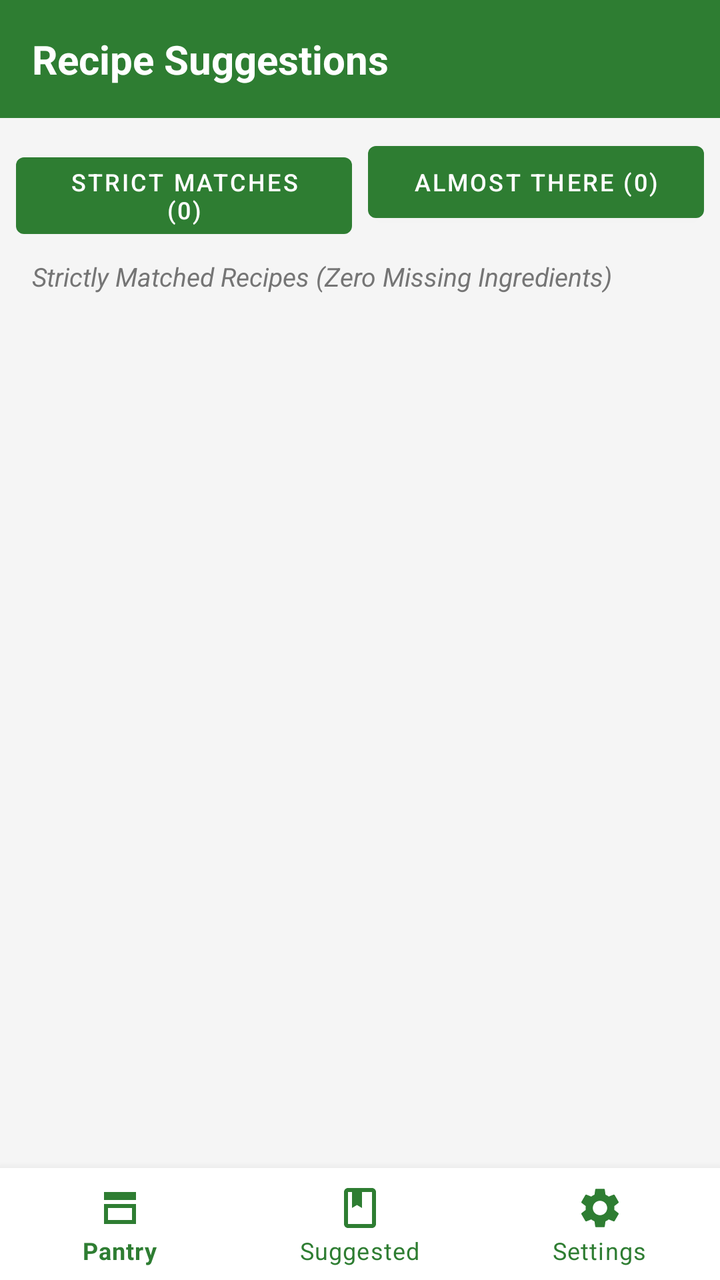
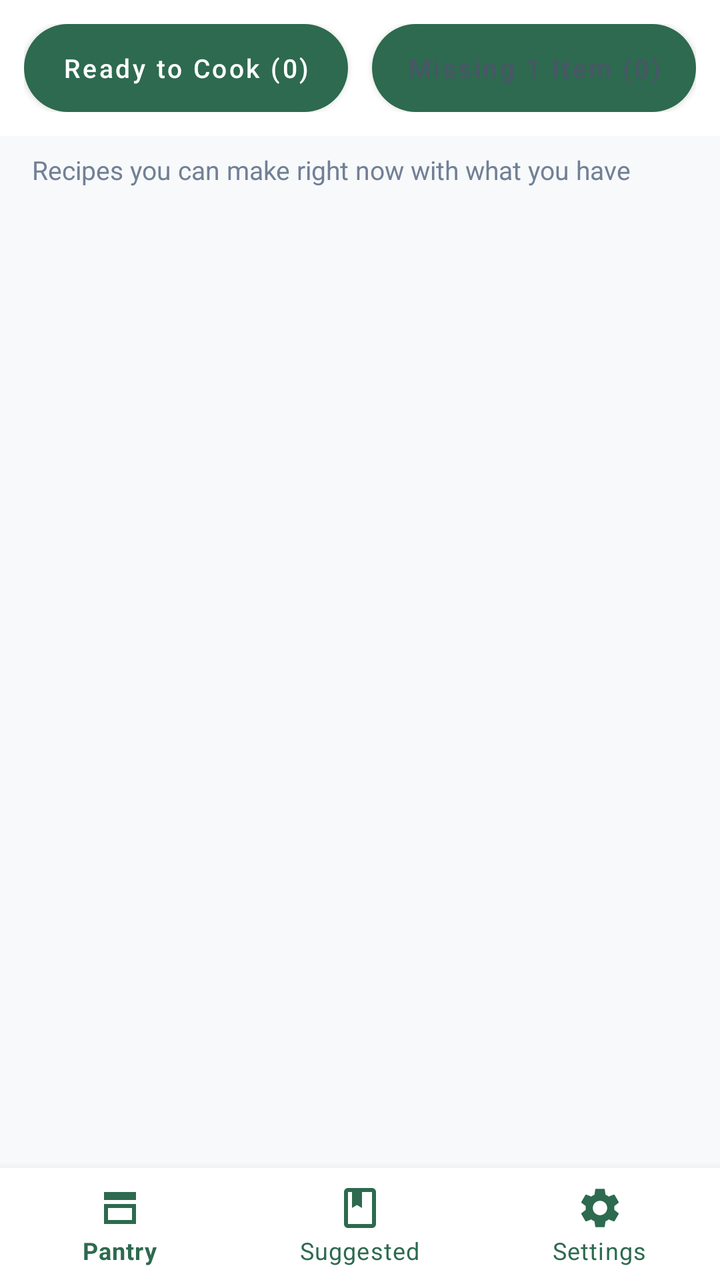

The first picture is an Android layout as it rendered before a commit; the second is the same layout after the commit. The layout source and the unified diff follow.
<!-- AndroidManifest.xml: application theme Theme.SmartPantryManager -->
<!-- res/layout/activity_suggested_recipes.xml -->
<?xml version="1.0" encoding="utf-8"?>
<androidx.constraintlayout.widget.ConstraintLayout xmlns:android="http://schemas.android.com/apk/res/android"
    xmlns:app="http://schemas.android.com/apk/res-auto"
    android:layout_width="match_parent"
    android:layout_height="match_parent"
    android:background="@color/background">

    <TextView
        android:id="@+id/tvHeaderSuggested"
        android:layout_width="match_parent"
        android:layout_height="wrap_content"
        android:background="@color/primary"
        android:padding="16dp"
        android:text="Recipe Suggestions"
        android:textColor="@android:color/white"
        android:textSize="20sp"
        android:textStyle="bold"
        app:layout_constraintTop_toTopOf="parent" />

    <LinearLayout
        android:id="@+id/filterButtonsContainer"
        android:layout_width="match_parent"
        android:layout_height="wrap_content"
        android:orientation="horizontal"
        android:padding="8dp"
        app:layout_constraintTop_toBottomOf="@id/tvHeaderSuggested">

        <Button
            android:id="@+id/btnFilterStrict"
            android:layout_width="0dp"
            android:layout_height="wrap_content"
            android:layout_weight="1"
            android:layout_marginEnd="4dp"
            android:text="Strict Matches (0)"
            android:textSize="12sp"
            android:textColor="@android:color/white" />

        <Button
            android:id="@+id/btnFilterAlmost"
            android:layout_width="0dp"
            android:layout_height="wrap_content"
            android:layout_weight="1"
            android:layout_marginStart="4dp"
            android:text="Almost There (0)"
            android:textSize="12sp"
            android:textColor="@android:color/white" />
    </LinearLayout>

    <TextView
        android:id="@+id/tvFilterHeader"
        android:layout_width="match_parent"
        android:layout_height="wrap_content"
        android:paddingHorizontal="16dp"
        android:paddingVertical="4dp"
        android:text="Strictly Matched Recipes (Zero Missing Ingredients)"
        android:textColor="@color/text_secondary"
        android:textSize="13sp"
        android:textStyle="italic"
        app:layout_constraintTop_toBottomOf="@id/filterButtonsContainer" />

    <androidx.recyclerview.widget.RecyclerView
        android:id="@+id/recyclerViewSuggested"
        android:layout_width="0dp"
        android:layout_height="0dp"
        android:padding="8dp"
        android:clipToPadding="false"
        app:layout_constraintTop_toBottomOf="@id/tvFilterHeader"
        app:layout_constraintBottom_toTopOf="@id/bottomNavigation"
        app:layout_constraintStart_toStartOf="parent"
        app:layout_constraintEnd_toEndOf="parent" />

    <TextView
        android:id="@+id/tvEmptySuggested"
        android:layout_width="0dp"
        android:layout_height="wrap_content"
        android:layout_margin="32dp"
        android:gravity="center"
        android:text="No recipes match your current pantry yet.\nAdd more leftover ingredients to see recipes you can make right now!"
        android:textColor="@color/text_secondary"
        android:textSize="16sp"
        android:visibility="gone"
        app:layout_constraintTop_toBottomOf="@id/tvFilterHeader"
        app:layout_constraintBottom_toTopOf="@id/bottomNavigation"
        app:layout_constraintStart_toStartOf="parent"
        app:layout_constraintEnd_toEndOf="parent" />

    <com.google.android.material.bottomnavigation.BottomNavigationView
        android:id="@+id/bottomNavigation"
        android:layout_width="match_parent"
        android:layout_height="wrap_content"
        android:background="@color/surface"
        app:itemIconTint="@color/primary"
        app:itemTextColor="@color/primary"
        app:menu="@menu/bottom_nav_menu"
        app:layout_constraintBottom_toBottomOf="parent" />

</androidx.constraintlayout.widget.ConstraintLayout>
<!-- resources referenced by this layout -->
<resources>
  <color name="background">#F5F5F5</color>
  <color name="primary">#2E7D32</color>
  <color name="surface">#FFFFFF</color>
  <color name="text_secondary">#757575</color>
  <style name="Theme.SmartPantryManager" parent="Theme.MaterialComponents.DayNight.DarkActionBar">
          <item name="colorPrimary">@color/primary</item>
          <item name="colorPrimaryVariant">@color/primary_dark</item>
          <item name="colorOnPrimary">@android:color/white</item>
          <item name="colorSecondary">@color/accent</item>
          <item name="colorOnSecondary">@android:color/white</item>
          <item name="android:statusBarColor">?attr/colorPrimaryVariant</item>
      </style>
  <color name="primary_dark">#1B5E20</color>
  <color name="accent">#4CAF50</color>
</resources>

<!-- the commit's change to res/layout/activity_suggested_recipes.xml (unified diff, before → after) -->
@@ -5,45 +5,38 @@
     android:layout_height="match_parent"
     android:background="@color/background">
 
-    <TextView
-        android:id="@+id/tvHeaderSuggested"
-        android:layout_width="match_parent"
-        android:layout_height="wrap_content"
-        android:background="@color/primary"
-        android:padding="16dp"
-        android:text="Recipe Suggestions"
-        android:textColor="@android:color/white"
-        android:textSize="20sp"
-        android:textStyle="bold"
-        app:layout_constraintTop_toTopOf="parent" />
-
     <LinearLayout
-        android:id="@+id/filterButtonsContainer"
+        android:id="@+id/tabBarContainer"
         android:layout_width="match_parent"
         android:layout_height="wrap_content"
         android:orientation="horizontal"
-        android:padding="8dp"
-        app:layout_constraintTop_toBottomOf="@id/tvHeaderSuggested">
+        android:padding="12dp"
+        android:background="@color/surface"
+        app:layout_constraintTop_toTopOf="parent">
 
         <Button
             android:id="@+id/btnFilterStrict"
             android:layout_width="0dp"
-            android:layout_height="wrap_content"
+            android:layout_height="44dp"
             android:layout_weight="1"
-            android:layout_marginEnd="4dp"
-            android:text="Strict Matches (0)"
-            android:textSize="12sp"
+            android:layout_marginEnd="6dp"
+            android:background="@drawable/btn_tab_active"
+            android:text="Ready to Cook (0)"
+            android:textSize="13sp"
+            android:textAllCaps="false"
             android:textColor="@android:color/white" />
 
         <Button
             android:id="@+id/btnFilterAlmost"
             android:layout_width="0dp"
-            android:layout_height="wrap_content"
+            android:layout_height="44dp"
             android:layout_weight="1"
-            android:layout_marginStart="4dp"
-            android:text="Almost There (0)"
-            android:textSize="12sp"
-            android:textColor="@android:color/white" />
+            android:layout_marginStart="6dp"
+            android:background="@drawable/btn_tab_inactive"
+            android:text="Missing 1 Item (0)"
+            android:textSize="13sp"
+            android:textAllCaps="false"
+            android:textColor="#4A5568" />
     </LinearLayout>
 
     <TextView
@@ -51,12 +44,11 @@
         android:layout_width="match_parent"
         android:layout_height="wrap_content"
         android:paddingHorizontal="16dp"
-        android:paddingVertical="4dp"
-        android:text="Strictly Matched Recipes (Zero Missing Ingredients)"
+        android:paddingVertical="8dp"
+        android:text="Recipes you can make right now with what you have"
         android:textColor="@color/text_secondary"
         android:textSize="13sp"
-        android:textStyle="italic"
-        app:layout_constraintTop_toBottomOf="@id/filterButtonsContainer" />
+        app:layout_constraintTop_toBottomOf="@id/tabBarContainer" />
 
     <androidx.recyclerview.widget.RecyclerView
         android:id="@+id/recyclerViewSuggested"
@@ -77,7 +69,7 @@
         android:gravity="center"
         android:text="No recipes match your current pantry yet.\nAdd more leftover ingredients to see recipes you can make right now!"
         android:textColor="@color/text_secondary"
-        android:textSize="16sp"
+        android:textSize="15sp"
         android:visibility="gone"
         app:layout_constraintTop_toBottomOf="@id/tvFilterHeader"
         app:layout_constraintBottom_toTopOf="@id/bottomNavigation"
@@ -89,6 +81,7 @@
         android:layout_width="match_parent"
         android:layout_height="wrap_content"
         android:background="@color/surface"
+        app:elevation="8dp"
         app:itemIconTint="@color/primary"
         app:itemTextColor="@color/primary"
         app:menu="@menu/bottom_nav_menu"
<!-- resource entries referenced after the edit -->
@@ -1,18 +1,32 @@
 <!-- resources referenced by this layout -->
 <resources>
-  <color name="background">#F5F5F5</color>
-  <color name="primary">#2E7D32</color>
+  <color name="background">#F8F9FA</color>
+  <color name="primary">#2D6A4F</color>
   <color name="surface">#FFFFFF</color>
-  <color name="text_secondary">#757575</color>
+  <color name="text_secondary">#718096</color>
+  <!-- drawable btn_tab_active (drawable) -->
+  <?xml version="1.0" encoding="utf-8"?>
+  <shape xmlns:android="http://schemas.android.com/apk/res/android"
+      android:shape="rectangle">
+      <corners android:radius="24dp" />
+      <solid android:color="#2D6A4F" />
+  </shape>
+  <!-- drawable btn_tab_inactive (drawable) -->
+  <?xml version="1.0" encoding="utf-8"?>
+  <shape xmlns:android="http://schemas.android.com/apk/res/android"
+      android:shape="rectangle">
+      <corners android:radius="24dp" />
+      <solid android:color="#E2E8F0" />
+  </shape>
   <style name="Theme.SmartPantryManager" parent="Theme.MaterialComponents.DayNight.DarkActionBar">
           <item name="colorPrimary">@color/primary</item>
           <item name="colorPrimaryVariant">@color/primary_dark</item>
           <item name="colorOnPrimary">@android:color/white</item>
           <item name="colorSecondary">@color/accent</item>
           <item name="colorOnSecondary">@android:color/white</item>
-          <item name="android:statusBarColor">?attr/colorPrimaryVariant</item>
+          <item name="android:statusBarColor">@color/primary_dark</item>
       </style>
-  <color name="primary_dark">#1B5E20</color>
-  <color name="accent">#4CAF50</color>
+  <color name="primary_dark">#1B4332</color>
+  <color name="accent">#40916C</color>
 </resources>
 
